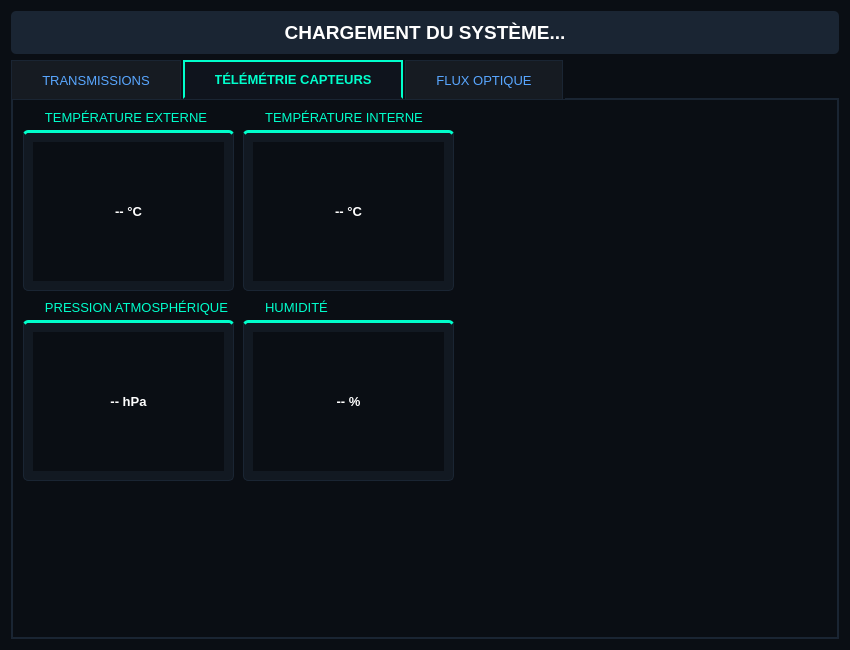
Before: the Qt Designer form PBS/widget.ui in lguerriau/ballonstratospherique, drawn with Qt 5.
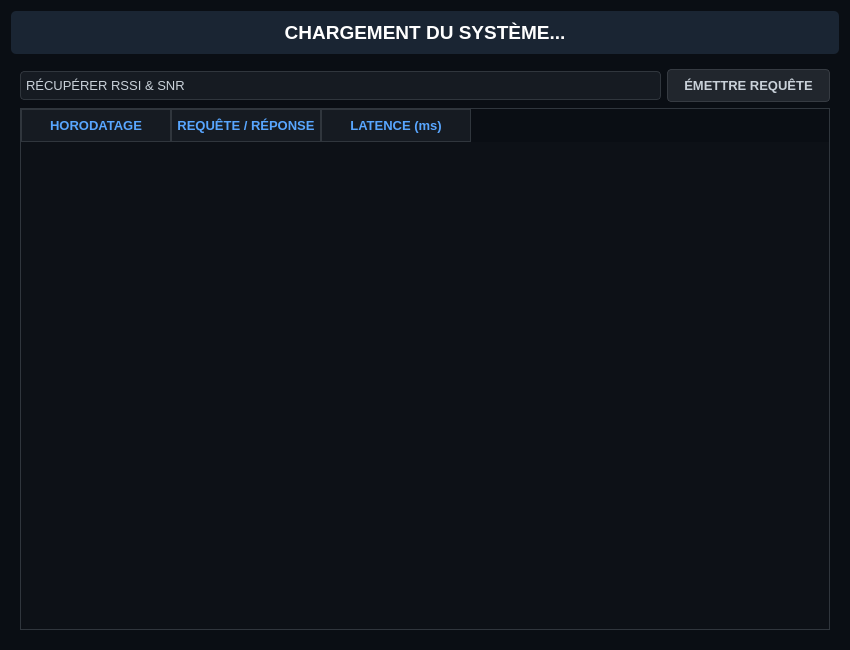
After: the same form once the commit is applied.

Commit message:
MaJ Interface
l'interface ne contient plus que la page envoie de requête

Diff of the .ui file:
```diff
--- a/PBS/widget.ui
+++ b/PBS/widget.ui
@@ -80,14 +80,15 @@
     </widget>
    </item>
    <item>
-    <widget class="QTabWidget" name="tabWidget">
-     <property name="currentIndex">
-      <number>1</number>
+    <widget class="QStackedWidget" name="stackedWidget">
+     <property name="font">
+      <font>
+       <family>Segoe UI</family>
+       <pointsize>10</pointsize>
+       <bold>false</bold>
+      </font>
      </property>
-     <widget class="QWidget" name="tab_requetes">
-      <attribute name="title">
-       <string>TRANSMISSIONS</string>
-      </attribute>
+     <widget class="QWidget" name="stackedWidgetPage1" native="true">
       <layout class="QVBoxLayout" name="verticalLayout_req">
        <item>
         <layout class="QHBoxLayout" name="horizontalLayout_send">
@@ -151,10 +152,7 @@
        </item>
       </layout>
      </widget>
-     <widget class="QWidget" name="tab_valeurs">
-      <attribute name="title">
-       <string>TÉLÉMÉTRIE CAPTEURS</string>
-      </attribute>
+     <widget class="QWidget" name="stackedWidgetPage2" native="true">
       <widget class="QGroupBox" name="group_temp_int">
        <property name="geometry">
         <rect>
@@ -284,10 +282,7 @@
        </layout>
       </widget>
      </widget>
-     <widget class="QWidget" name="tab_images">
-      <attribute name="title">
-       <string>FLUX OPTIQUE</string>
-      </attribute>
+     <widget class="QWidget" name="stackedWidgetPage3" native="true">
       <layout class="QVBoxLayout" name="verticalLayout_img">
        <item>
         <widget class="QGroupBox" name="group_last_img">
```
Left out of the diff: 11 changed lines with no effect on the pictures.
